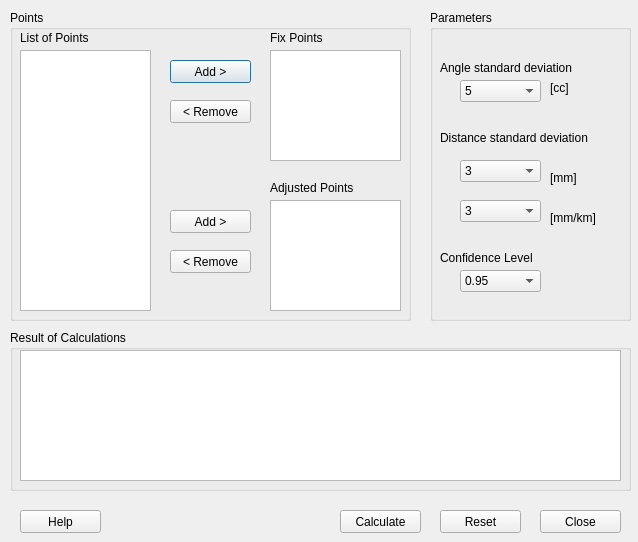
Above: network_calc.ui from zsiki/ls before the change. Below: the same form after it.
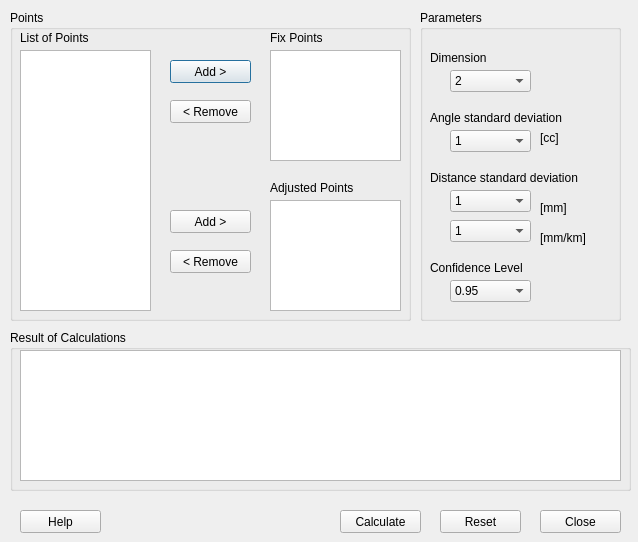
That is the form after the change.

Commit message: dimension widget added, standard deviation values extended

```diff
--- a/network_calc.ui
+++ b/network_calc.ui
@@ -351,7 +351,7 @@
   <widget class="QGroupBox" name="ParametersGroup">
    <property name="geometry">
     <rect>
-     <x>430</x>
+     <x>420</x>
      <y>10</y>
      <width>201</width>
      <height>311</height>
@@ -370,7 +370,7 @@
     <property name="geometry">
      <rect>
       <x>30</x>
-      <y>260</y>
+      <y>270</y>
       <width>81</width>
       <height>22</height>
      </rect>
@@ -396,7 +396,7 @@
     <property name="geometry">
      <rect>
       <x>10</x>
-      <y>240</y>
+      <y>250</y>
       <width>151</width>
       <height>16</height>
      </rect>
@@ -415,7 +415,7 @@
     <property name="geometry">
      <rect>
       <x>30</x>
-      <y>150</y>
+      <y>180</y>
       <width>81</width>
       <height>22</height>
      </rect>
@@ -426,6 +426,16 @@
       <verstretch>0</verstretch>
      </sizepolicy>
     </property>
+    <item>
+     <property name="text">
+      <string>1</string>
+     </property>
+    </item>
+    <item>
+     <property name="text">
+      <string>2</string>
+     </property>
+    </item>
     <item>
      <property name="text">
       <string>3</string>
@@ -436,7 +446,7 @@
     <property name="geometry">
      <rect>
       <x>10</x>
-      <y>120</y>
+      <y>160</y>
       <width>191</width>
       <height>16</height>
      </rect>
@@ -455,7 +465,7 @@
     <property name="geometry">
      <rect>
       <x>30</x>
-      <y>190</y>
+      <y>210</y>
       <width>81</width>
       <height>22</height>
      </rect>
@@ -466,6 +476,16 @@
       <verstretch>0</verstretch>
      </sizepolicy>
     </property>
+    <item>
+     <property name="text">
+      <string>1</string>
+     </property>
+    </item>
+    <item>
+     <property name="text">
+      <string>2</string>
+     </property>
+    </item>
     <item>
      <property name="text">
       <string>3</string>
@@ -476,7 +496,7 @@
     <property name="geometry">
      <rect>
       <x>120</x>
-      <y>160</y>
+      <y>190</y>
       <width>61</width>
       <height>16</height>
      </rect>
@@ -495,7 +515,7 @@
     <property name="geometry">
      <rect>
       <x>120</x>
-      <y>200</y>
+      <y>220</y>
       <width>61</width>
       <height>16</height>
      </rect>
@@ -514,7 +534,7 @@
     <property name="geometry">
      <rect>
       <x>30</x>
-      <y>70</y>
+      <y>120</y>
       <width>81</width>
       <height>22</height>
      </rect>
@@ -525,6 +545,16 @@
       <verstretch>0</verstretch>
      </sizepolicy>
     </property>
+    <item>
+     <property name="text">
+      <string>1</string>
+     </property>
+    </item>
+    <item>
+     <property name="text">
+      <string>3</string>
+     </property>
+    </item>
     <item>
      <property name="text">
       <string>5</string>
@@ -535,7 +565,7 @@
     <property name="geometry">
      <rect>
       <x>10</x>
-      <y>50</y>
+      <y>100</y>
       <width>181</width>
       <height>16</height>
      </rect>
@@ -554,7 +584,7 @@
     <property name="geometry">
      <rect>
       <x>120</x>
-      <y>70</y>
+      <y>120</y>
       <width>61</width>
       <height>16</height>
      </rect>
@@ -569,6 +599,56 @@
      <string>[cc]</string>
     </property>
    </widget>
+   <widget class="QComboBox" name="DimensionComboBox">
+    <property name="geometry">
+     <rect>
+      <x>30</x>
+      <y>60</y>
+      <width>81</width>
+      <height>22</height>
+     </rect>
+    </property>
+    <property name="sizePolicy">
+     <sizepolicy hsizetype="Fixed" vsizetype="Fixed">
+      <horstretch>0</horstretch>
+      <verstretch>0</verstretch>
+     </sizepolicy>
+    </property>
+    <item>
+     <property name="text">
+      <string>2</string>
+     </property>
+    </item>
+    <item>
+     <property name="text">
+      <string>3</string>
+     </property>
+    </item>
+    <item>
+     <property name="text">
+      <string>1</string>
+     </property>
+    </item>
+   </widget>
+   <widget class="QLabel" name="ZenitDevLabel_2">
+    <property name="geometry">
+     <rect>
+      <x>10</x>
+      <y>40</y>
+      <width>181</width>
+      <height>16</height>
+     </rect>
+    </property>
+    <property name="sizePolicy">
+     <sizepolicy hsizetype="Fixed" vsizetype="Fixed">
+      <horstretch>0</horstretch>
+      <verstretch>0</verstretch>
+     </sizepolicy>
+    </property>
+    <property name="text">
+     <string>Dimension</string>
+    </property>
+   </widget>
   </widget>
  </widget>
  <tabstops>
```
Left out of the diff: 19 changed lines with no effect on the pictures. The commit also changes 1 other file.
